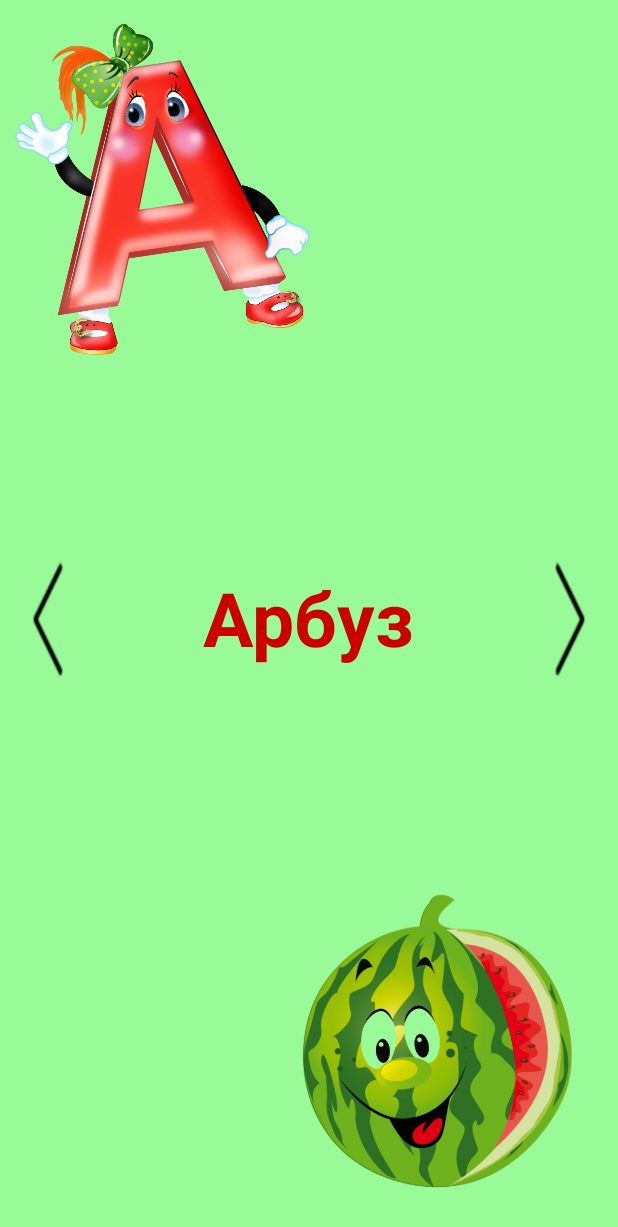
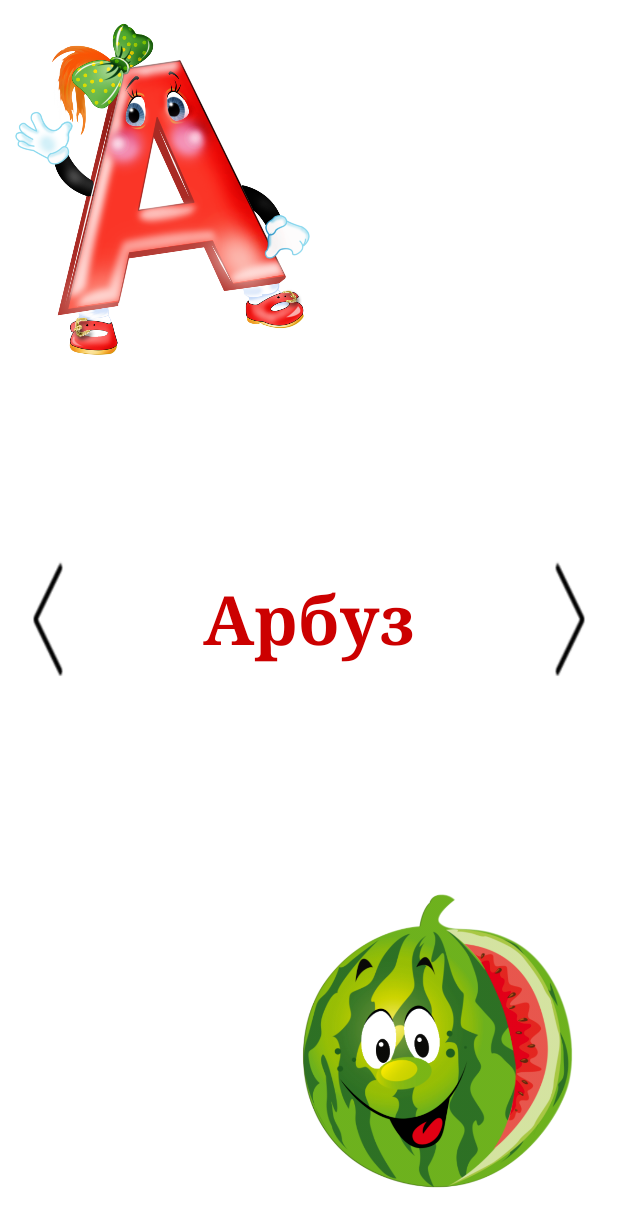
Before and after one commit to iamrahulyadav/Funny_letters, an Android app: the Main2Activity screen opened directly, with no data from a screen before it, on a phone screen of 412 x 824 dp. Shown: the top 1227 px of the screen. Run offline under Robolectric (Android 15) with nearby library versions, the light colour scheme and no system bars.

Commit message:
fifth commit

```diff
--- a/app/src/main/java/com/example/Funny_letters/Main2Activity.java
+++ b/app/src/main/java/com/example/Funny_letters/Main2Activity.java
@@ -2,6 +2,7 @@ package com.example.Funny_letters;
 
 import android.content.Context;
 import android.content.Intent;
+import android.content.pm.ActivityInfo;
 import android.os.Bundle;
 import android.support.v4.app.Fragment;
 import android.support.v4.app.FragmentActivity;
@@ -22,8 +23,6 @@ import java.util.Vector;
 
 public class Main2Activity extends AppCompatActivity {
 
-    //    Button touch_btn;
-//    ImageView letter1;
     private boolean isNeedStopMusic = true;
     private ViewPager viewPager;
     private PagerAdapterLet pagerAdapterLet;
@@ -33,6 +32,8 @@ public class Main2Activity extends AppCompatActivity {
     protected void onCreate(Bundle savedInstanceState) {
         super.onCreate(savedInstanceState);
         setContentView(R.layout.lettersview);
+
+        setRequestedOrientation(ActivityInfo.SCREEN_ORIENTATION_PORTRAIT);
 
         viewPager = (ViewPager) findViewById(R.id.viewpager);
 
--- a/app/src/main/java/com/example/Funny_letters/Main3Activity.java
+++ b/app/src/main/java/com/example/Funny_letters/Main3Activity.java
@@ -1,5 +1,6 @@
 package com.example.Funny_letters;
 
+import android.content.pm.ActivityInfo;
 import android.os.Bundle;
 
 import com.example.igortaran.R;
@@ -12,6 +13,8 @@ public class Main3Activity extends BaseActivity {
     protected void onCreate(Bundle savedInstanceState) {
         super.onCreate(savedInstanceState);
         setContentView(R.layout.activity_main3);
+
+        setRequestedOrientation(ActivityInfo.SCREEN_ORIENTATION_PORTRAIT);
     }
 
     @Override
--- a/app/src/main/java/com/example/Funny_letters/MainActivity.java
+++ b/app/src/main/java/com/example/Funny_letters/MainActivity.java
@@ -1,6 +1,7 @@
 package com.example.Funny_letters;
 
 import android.content.Intent;
+import android.content.pm.ActivityInfo;
 import android.net.Uri;
 import android.os.Bundle;
 import android.view.View;
@@ -20,6 +21,9 @@ public class MainActivity extends BaseActivity {
     protected void onCreate(Bundle savedInstanceState) {
         super.onCreate(savedInstanceState);
         setContentView(R.layout.activity_main);
+
+        setRequestedOrientation(ActivityInfo.SCREEN_ORIENTATION_PORTRAIT);
+
         initView();
 
         final Animation animScalePlay = AnimationUtils.loadAnimation(this, R.anim.mycombo);
--- a/app/src/main/java/com/example/Funny_letters/PagerAdapterLet.java
+++ b/app/src/main/java/com/example/Funny_letters/PagerAdapterLet.java
@@ -68,7 +68,7 @@ public class PagerAdapterLet extends PagerAdapter {
             "Йогурт",
             "Кот",
             "Лиса",
-            "Мяч",
+            "Машина",
             "Ножницы",
             "Осел",
             "Петух",
@@ -77,7 +77,7 @@ public class PagerAdapterLet extends PagerAdapter {
             "Трактор",
             "Улитка",
             "Филин",
-            "Хлеб",
+            "Хомяк",
             "Ципленок",
             "Часы",
             "Шар",
@@ -104,7 +104,7 @@ public class PagerAdapterLet extends PagerAdapter {
             R.drawable.yougurt,
             R.drawable.cat,
             R.drawable.fox,
-            R.drawable.ball,
+            R.drawable.car,
             R.drawable.scissors,
             R.drawable.donkey,
             R.drawable.cock,
@@ -113,7 +113,7 @@ public class PagerAdapterLet extends PagerAdapter {
             R.drawable.traktor,
             R.drawable.snail,
             R.drawable.owl,
-            R.drawable.bread,
+            R.drawable.hamster,
             R.drawable.chick,
             R.drawable.clock,
             R.drawable.balloon,
@@ -127,39 +127,39 @@ public class PagerAdapterLet extends PagerAdapter {
     };
 
     public int[] list_background = {
-            Color.rgb(152, 251, 152),
-            Color.rgb(240, 128, 128),
-            Color.rgb(255, 165, 79),
-            Color.rgb(151, 255, 255),
-            Color.rgb(255, 160, 122),
-            Color.rgb(152, 251, 152),
-            Color.rgb(240, 128, 128),
-            Color.rgb(255, 165, 79),
-            Color.rgb(151, 255, 255),
-            Color.rgb(255, 160, 122),
-            Color.rgb(152, 251, 152),
-            Color.rgb(240, 128, 128),
-            Color.rgb(255, 165, 79),
-            Color.rgb(151, 255, 255),
-            Color.rgb(255, 160, 122),
-            Color.rgb(152, 251, 152),
-            Color.rgb(240, 128, 128),
-            Color.rgb(255, 165, 79),
-            Color.rgb(151, 255, 255),
-            Color.rgb(255, 160, 122),
-            Color.rgb(152, 251, 152),
-            Color.rgb(240, 128, 128),
-            Color.rgb(255, 165, 79),
-            Color.rgb(151, 255, 255),
-            Color.rgb(255, 160, 122),
-            Color.rgb(152, 251, 152),
-            Color.rgb(240, 128, 128),
-            Color.rgb(255, 165, 79),
-            Color.rgb(151, 255, 255),
-            Color.rgb(255, 160, 122),
-            Color.rgb(152, 251, 152),
-            Color.rgb(240, 128, 128),
-            Color.rgb(255, 165, 79)
+            Color.rgb(255, 255, 255),
+            Color.rgb(255, 255, 255),
+            Color.rgb(255, 255, 255),
+            Color.rgb(255, 255, 255),
+            Color.rgb(255, 255, 255),
+            Color.rgb(255, 255, 255),
+            Color.rgb(255, 255, 255),
+            Color.rgb(255, 255, 255),
+            Color.rgb(255, 255, 255),
+            Color.rgb(255, 255, 255),
+            Color.rgb(255, 255, 255),
+            Color.rgb(255, 255, 255),
+            Color.rgb(255, 255, 255),
+            Color.rgb(255, 255, 255),
+            Color.rgb(255, 255, 255),
+            Color.rgb(255, 255, 255),
+            Color.rgb(255, 255, 255),
+            Color.rgb(255, 255, 255),
+            Color.rgb(255, 255, 255),
+            Color.rgb(255, 255, 255),
+            Color.rgb(255, 255, 255),
+            Color.rgb(255, 255, 255),
+            Color.rgb(255, 255, 255),
+            Color.rgb(255, 255, 255),
+            Color.rgb(255, 255, 255),
+            Color.rgb(255, 255, 255),
+            Color.rgb(255, 255, 255),
+            Color.rgb(255, 255, 255),
+            Color.rgb(255, 255, 255),
+            Color.rgb(255, 255, 255),
+            Color.rgb(255, 255, 255),
+            Color.rgb(255, 255, 255),
+            Color.rgb(255, 255, 255),
     };
 
     public PagerAdapterLet(Context context) {
--- a/app/src/main/res/layout/activity_main.xml
+++ b/app/src/main/res/layout/activity_main.xml
@@ -46,15 +46,15 @@
 
         <Button
             android:id="@+id/rate_btn"
-            android:layout_width="95dp"
-            android:layout_height="95dp"
+            android:layout_width="108dp"
+            android:layout_height="98dp"
             android:layout_alignParentBottom="true"
             android:layout_alignParentEnd="true"
             android:background="@drawable/yellow_shape_btn"
             android:scaleType="fitCenter"
-            android:text="Оценить"
+            android:text="Оценить  "
             android:textAlignment="center"
-            android:textSize="13sp" />
+            android:textSize="14sp" />
 
     </RelativeLayout>
 
--- a/app/src/main/res/layout/slide.xml
+++ b/app/src/main/res/layout/slide.xml
@@ -22,8 +22,9 @@
         android:textAlignment="viewStart"
         android:textAllCaps="false"
         android:textColor="@android:color/holo_red_dark"
-        android:textSize="50sp"
-        android:textStyle="bold" />
+        android:textSize="45sp"
+        android:textStyle="bold"
+        android:typeface="serif" />
 
 
     <ImageView
@@ -42,7 +43,6 @@
         android:layout_height="132dp"
         android:layout_alignParentStart="true"
         android:layout_centerVertical="true"
-        android:layout_marginStart="0dp"
         android:background="@drawable/arrow_left"
         android:onClick="MovePrevious" />
 
```
Also changed, not shown: app/src/main/res/drawable-v24/apple.png, app/src/main/res/drawable-v24/balloon.png, app/src/main/res/drawable-v24/car.png, app/src/main/res/drawable-v24/clock.png, app/src/main/res/drawable-v24/hamster.png (added).
